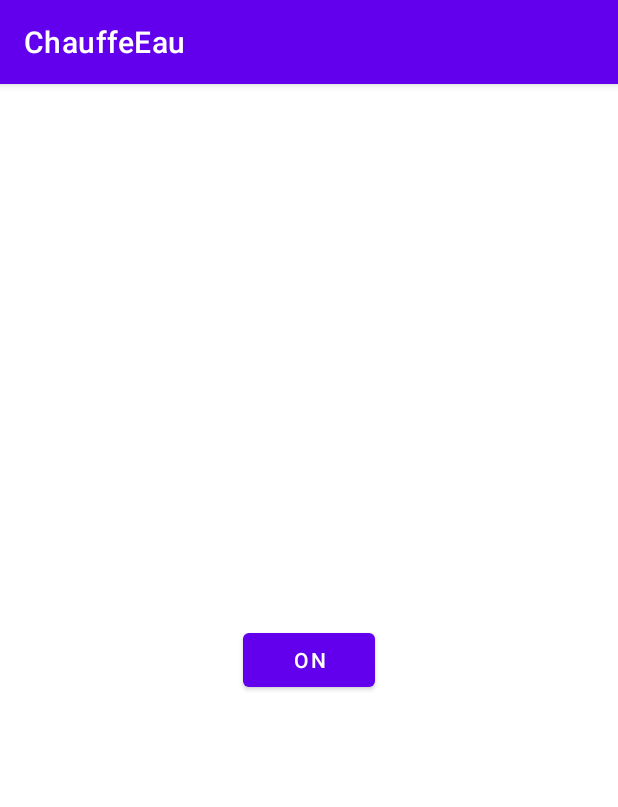
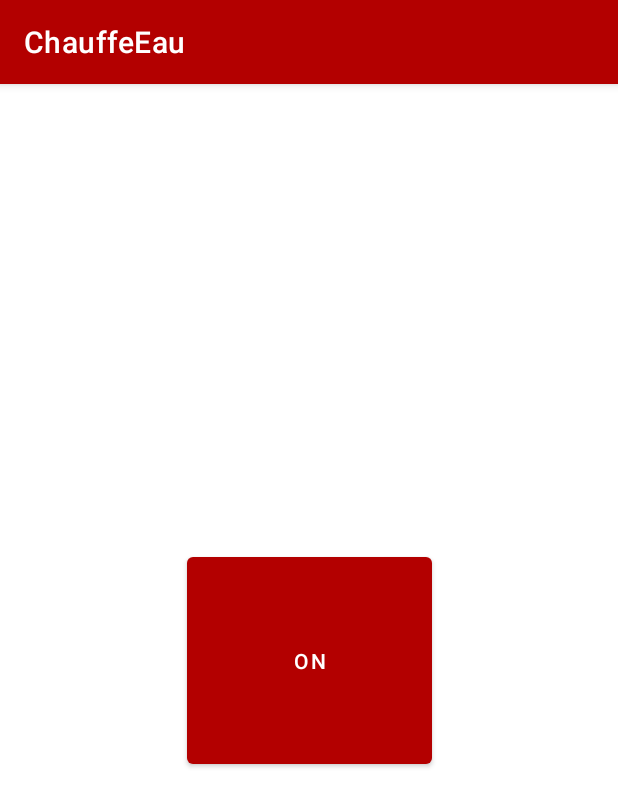
Before and after one commit to olivole/EauChaude, an Android app: the screen it shows after launch (MainActivity), on a phone screen of 412 x 824 dp. Shown: the top 807 px of the screen. Run offline under Robolectric (Android 15) with nearby library versions, the phone set to English and light mode, and no system bars; libraries missing offline, so code that uses them is left out: org.eclipse.paho; 3 statements that could not run were skipped.

Commit message:
Changements des couleurs, rouge

```diff
--- a/app/src/main/res/layout/activity_main.xml
+++ b/app/src/main/res/layout/activity_main.xml
@@ -8,9 +8,10 @@
 
     <Button
         android:id="@+id/btEnvoyer"
-        android:layout_width="wrap_content"
-        android:layout_height="wrap_content"
+        android:layout_width="163dp"
+        android:layout_height="150dp"
         android:text="ON"
+        android:theme="@style/Theme.ChauffeEau"
         app:layout_constraintBottom_toBottomOf="parent"
         app:layout_constraintEnd_toEndOf="parent"
         app:layout_constraintStart_toStartOf="parent"
--- a/app/src/main/res/values/colors.xml
+++ b/app/src/main/res/values/colors.xml
@@ -7,4 +7,7 @@
     <color name="teal_700">#FF018786</color>
     <color name="black">#FF000000</color>
     <color name="white">#FFFFFFFF</color>
+    <color name="rouge1">#B30000</color>
+    <color name="rouge2">#E60000</color>
+    <color name="rouge3">#FF4A4A</color>
 </resources>
--- a/app/src/main/res/values/themes.xml
+++ b/app/src/main/res/values/themes.xml
@@ -2,8 +2,8 @@
     <!-- Base application theme. -->
     <style name="Theme.ChauffeEau" parent="Theme.MaterialComponents.DayNight.DarkActionBar">
         <!-- Primary brand color. -->
-        <item name="colorPrimary">@color/purple_500</item>
-        <item name="colorPrimaryVariant">@color/purple_700</item>
+        <item name="colorPrimary">@color/rouge1</item>
+        <item name="colorPrimaryVariant">@color/rouge2</item>
         <item name="colorOnPrimary">@color/white</item>
         <!-- Secondary brand color. -->
         <item name="colorSecondary">@color/teal_200</item>
```
